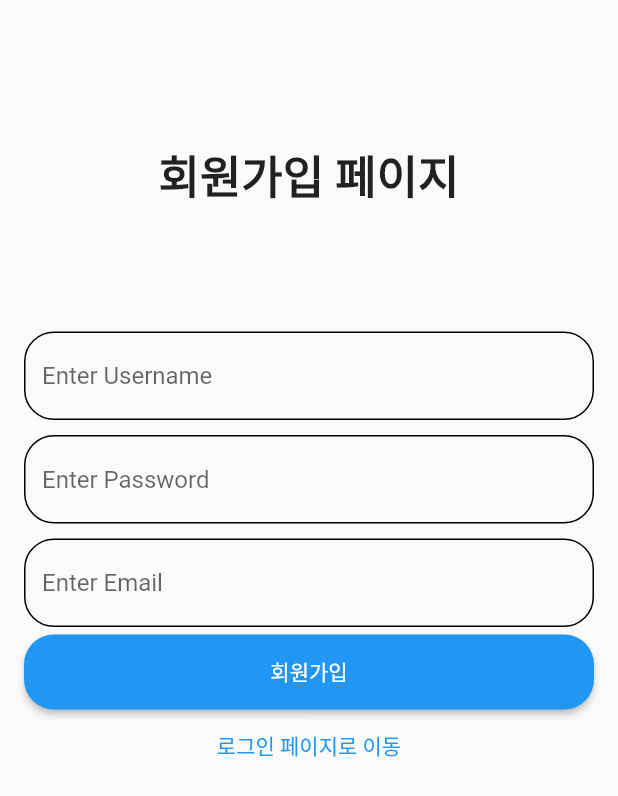
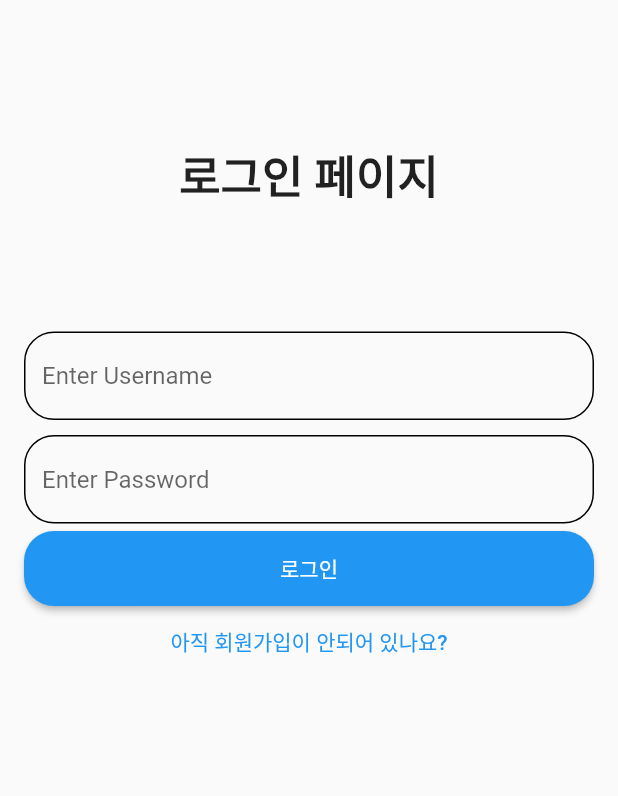
Before and after one commit to Goldfish808/flutter-riverpod-blog, a Flutter app: the screen it shows after launch, on a phone screen of 412 x 824 dp. Shown: the top 796 px of the screen. Run offline on Flutter 3.47's test engine with Material 2 defaults, Android fonts, the phone set to English and light mode, and no system bars; our stand-ins replace flutter_riverpod, logger, shared_preferences, validators.

Commit message:
로그인 토큰 인증 막혀 있음

```diff
--- a/lib/controller/user_controller.dart
+++ b/lib/controller/user_controller.dart
@@ -58,13 +58,10 @@ class UserController {
 
     // 3. 비지니스 로직 처리
     if (responseDto.code == 1) {
-      User user = User.fromJson(responseDto.data);
-      print("가입된 유저 이름 : ${user.username}");
-      Navigator.popAndPushNamed(context, Routers.loginForm);
-      // 4. 응답된 데이터를 ViewModel에 반영해야 한다면 통신 성공시에 추가하기
+      Navigator.popAndPushNamed(context, Routers.home);
     } else {
       ScaffoldMessenger.of(context).showSnackBar(
-        SnackBar(content: Text("회원가입 실패")),
+        SnackBar(content: Text("로그인 실패")),
       );
     }
   }
--- a/lib/main.dart
+++ b/lib/main.dart
@@ -1,3 +1,4 @@
+import 'package:blog/provider/auth_provider.dart';
 import 'package:blog/veiw/pages/post/detail_page.dart';
 import 'package:blog/veiw/pages/post/home_page.dart';
 import 'package:blog/veiw/pages/post/update_page.dart';
@@ -19,16 +20,21 @@ void main() {
 
 final navigatorKey = GlobalKey<NavigatorState>();
 
-class MyApp extends StatelessWidget {
+Future<AuthProvider> initAuthProvider(ref) async {
+  return AuthProvider(ref)..initJwtToken();
+}
+
+class MyApp extends ConsumerWidget {
   const MyApp({super.key});
   @override
-  Widget build(BuildContext context) {
+  Widget build(BuildContext context, WidgetRef ref) {
+    final ap = ref.read(authProvider);
     return MaterialApp(
       navigatorKey: navigatorKey,
       debugShowCheckedModeBanner: false,
       // 라우트 설계 필요없음. GetX 사용할 예정
       // home: Scaffold(), Router 설정하고 나서 필요없어짐
-      initialRoute: Routers.joinForm,
+      initialRoute: ap.isLogin ? Routers.home : Routers.loginForm,
       routes: {
         Routers.home: (context) => HomePage(),
         Routers.detail: (context) => DetailPage(),
--- a/lib/veiw/pages/user/login_page.dart
+++ b/lib/veiw/pages/user/login_page.dart
@@ -22,7 +22,7 @@ class LoginPage extends ConsumerWidget {
               alignment: Alignment.center,
               height: 200,
               child: Text(
-                "로그인 페이지 false",
+                "로그인 페이지",
                 style: TextStyle(
                   fontSize: 30,
                   fontWeight: FontWeight.bold,
```
Also changed, not shown: lib/domain/user/user_api_repository.dart (+17 -1 lines), lib/provider/auth_provider.dart (added, +29 -0 lines), lib/veiw/pages/post/home_page.dart (+16 -4 lines), lib/veiw/pages/post/home_page_view_model.dart (added, +24 -0 lines).
